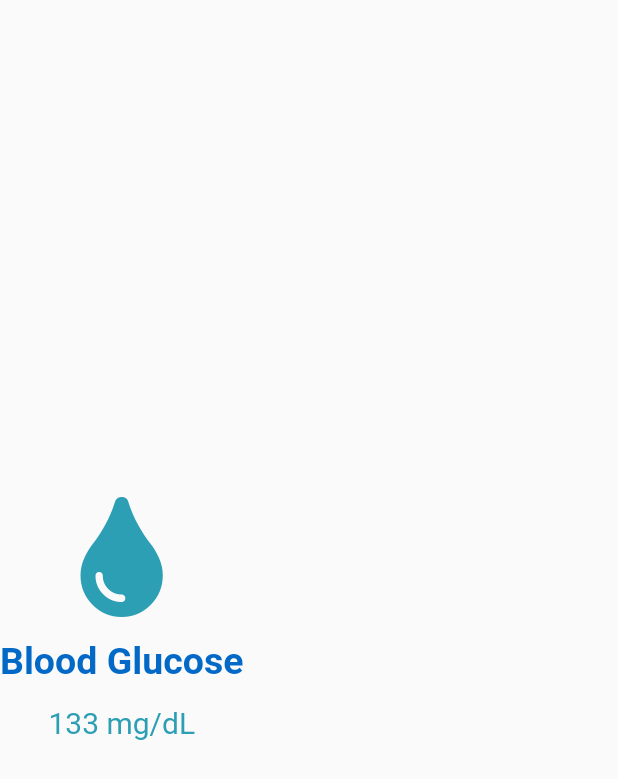
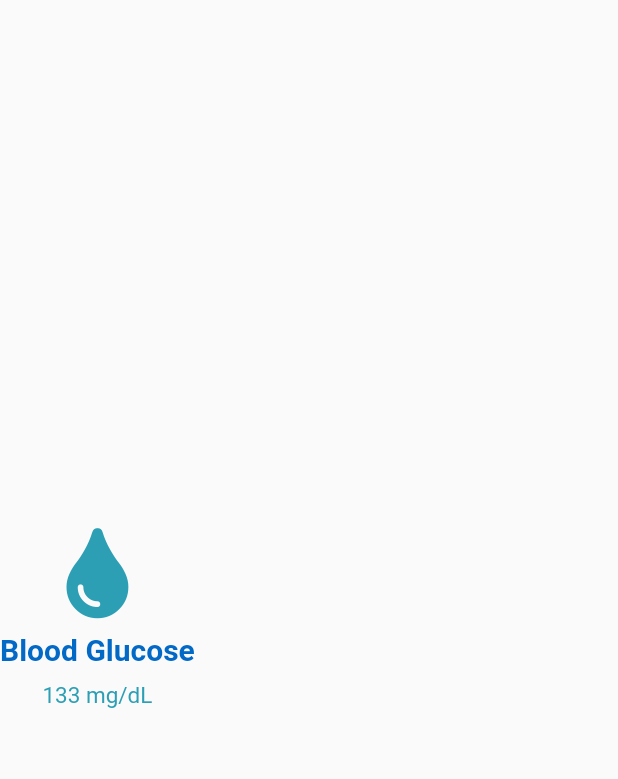
Before and after one commit to adedotun-a-adeyemo/sorogi, a Flutter app: the TileContent widget shown alone on an empty page, opened directly, on a phone screen of 412 x 824 dp. Shown: the top 779 px of the screen. Run offline on Flutter 3.47's test engine with Material 2 defaults, Android fonts, the phone set to English and light mode, and no system bars; drawn by our look-alikes of auto_size_text; our stand-ins replace cloud_firestore, firebase_auth, firebase_core, font_awesome_flutter; accounts and stored records are empty.

Commit message:
Small changes.

```diff
--- a/lib/constants.dart
+++ b/lib/constants.dart
@@ -1,3 +1,4 @@
+import 'package:auto_size_text/auto_size_text.dart';
 import 'package:flutter/material.dart';
 
 const kMainThemeColor = Color(0xFF0369C7);
@@ -19,15 +20,18 @@ const kTextFieldDecoration = InputDecoration(
   ),
 );
 const kLabelTextStyle = TextStyle(
-  fontSize: 25.0,
+  fontSize: 20.0,
   fontWeight: FontWeight.bold,
   color: kMainThemeColor,
 );
 
 const kNumberTextStyle = TextStyle(
-  fontSize: 20.0,
+  fontSize: 15.0,
   color: kPrimaryColor,
 );
+
+var labelGroup = AutoSizeGroup();
+var numberGroup = AutoSizeGroup();
 
 // #2C9FB5
 // #DB5A67
--- a/lib/screens/dashboard_screen.dart
+++ b/lib/screens/dashboard_screen.dart
@@ -41,7 +41,7 @@ class _DashboardScreenState extends State<DashboardScreen> {
         // crossAxisAlignment: CrossAxisAlignment.stretch,
         children: [
           Container(
-            padding: EdgeInsets.all(100.0),
+            padding: EdgeInsets.all(75.0),
             child: Column(
               crossAxisAlignment: CrossAxisAlignment.start,
               children: [
@@ -56,7 +56,7 @@ class _DashboardScreenState extends State<DashboardScreen> {
                           fontWeight: FontWeight.w400),
                     ),
                     SizedBox(
-                      height: 25.0,
+                      height: 15.0,
                     ),
                     CircleAvatar(
                       child: Icon(
@@ -86,7 +86,7 @@ class _DashboardScreenState extends State<DashboardScreen> {
               child: Column(
                 children: [
                   SizedBox(
-                    height: 25.0,
+                    height: 10.0,
                   ),
                   Expanded(
                     child: Row(
--- a/lib/screens/login_screen.dart
+++ b/lib/screens/login_screen.dart
@@ -76,6 +76,9 @@ class _LoginScreenState extends State<LoginScreen> {
                 label: 'Sign Up',
                 color: kPrimaryColor,
               ),
+              SizedBox(
+                height: 25.0,
+              ),
             ],
           ),
         ),
--- a/lib/widgets/tile_content.dart
+++ b/lib/widgets/tile_content.dart
@@ -1,5 +1,6 @@
 import 'package:flutter/material.dart';
 import 'package:sorogi/constants.dart';
+import 'package:auto_size_text/auto_size_text.dart';
 
 class TileContent extends StatelessWidget {
   final IconData icon;
@@ -16,23 +17,39 @@ class TileContent extends StatelessWidget {
       children: [
         Icon(
           icon,
-          size: 80.0,
+          size: 60.0,
           color: iconColor,
         ),
         SizedBox(
-          height: 15.0,
+          height: 10.0,
         ),
-        Text(
+        AutoSizeText(
           label1,
           style: kLabelTextStyle,
+          maxLines: 2,
+          minFontSize: 20.0,
+          group: labelGroup,
+          textAlign: TextAlign.center,
         ),
         SizedBox(
-          height: 15.0,
+          height: 10.0,
         ),
-        Text(
+        AutoSizeText(
           label2,
           style: kNumberTextStyle,
-        )
+          minFontSize: 15.0,
+          maxLines: 1,
+          group: numberGroup,
+          textAlign: TextAlign.center,
+        ),
+        // FittedBox(
+        //   fit: BoxFit.contain,
+        //   child: Text(
+        //     label2,
+        //     style: kNumberTextStyle,
+        //     textAlign: TextAlign.center,
+        //   ),
+        // )
       ],
     );
   }
--- a/pubspec.yaml
+++ b/pubspec.yaml
@@ -27,6 +27,7 @@ dependencies:
   firebase_auth: "^0.20.0+1"
   cloud_firestore: "^0.16.0"
   font_awesome_flutter: ^8.11.0
+  auto_size_text: ^2.1.0
 
 
   # The following adds the Cupertino Icons font to your application.
```
Also changed, not shown: pubspec.lock.
